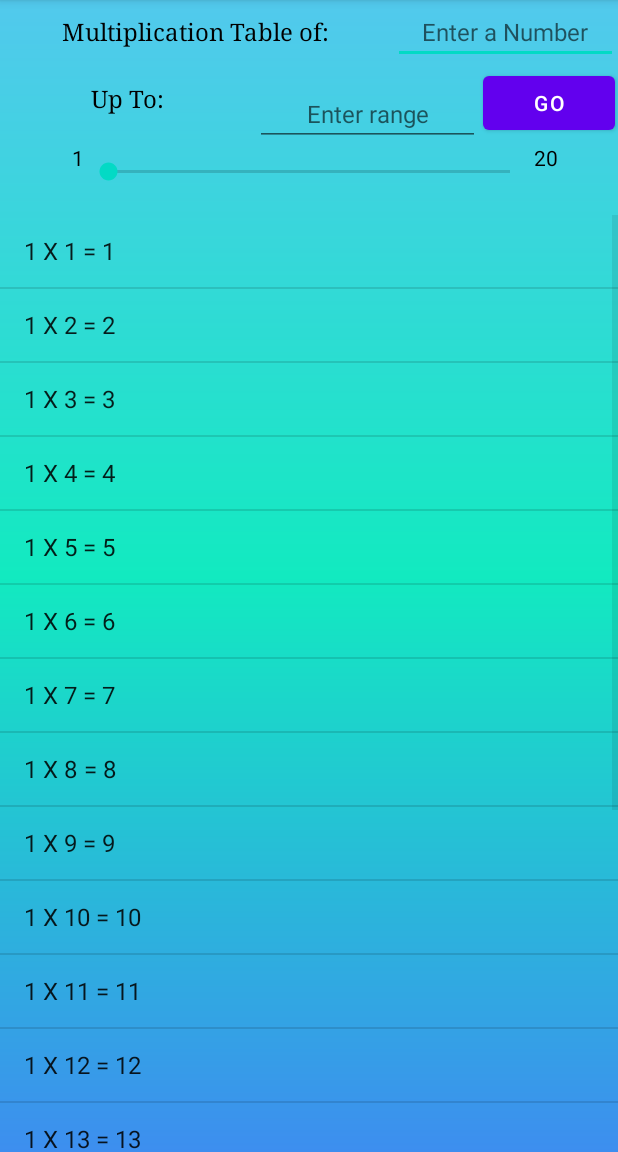
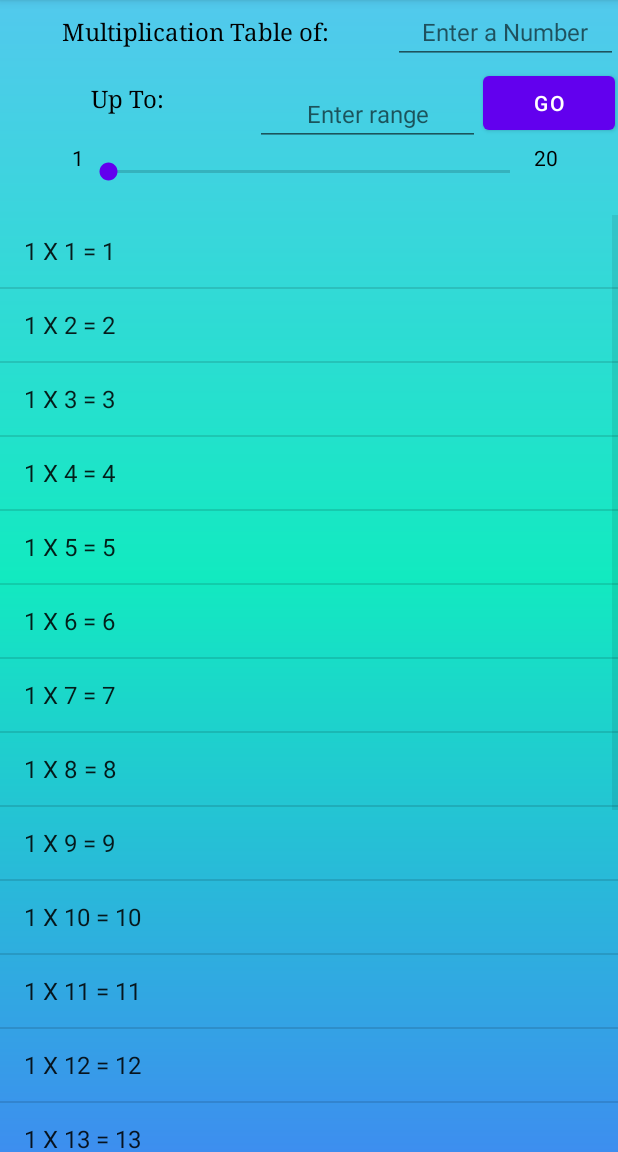
Before and after one commit to Aman1597/SeekTables, an Android app: the screen it shows after launch (MainActivity), after a tap on "GO", on a phone screen of 412 x 824 dp, the part 84-1236 px from its top. Run offline under Robolectric (Android 15) with nearby library versions, the phone set to English and light mode, and no system bars; 2 statements that could not run were skipped.

Commit message:
Bug fix, UI improved

```diff
--- a/app/src/main/java/com/example/seektables/MainActivity.java
+++ b/app/src/main/java/com/example/seektables/MainActivity.java
@@ -4,17 +4,17 @@ import androidx.annotation.NonNull;
 import androidx.annotation.Nullable;
 import androidx.appcompat.app.AppCompatActivity;
 
-import android.graphics.Color;
 import android.os.Bundle;
-import android.view.Gravity;
 import android.view.View;
 import android.view.ViewGroup;
+import android.view.inputmethod.EditorInfo;
 import android.widget.ArrayAdapter;
 import android.widget.EditText;
+import android.widget.LinearLayout;
 import android.widget.ListView;
 import android.widget.SeekBar;
 import android.widget.TextView;
-import android.widget.Toast;
+import android.view.inputmethod.InputMethodManager;
 
 import java.util.ArrayList;
 import java.util.Random;
@@ -23,6 +23,7 @@ public class MainActivity extends AppCompatActivity {
     int num1=1, num2 = 20;
     Random rand = new Random();
     ListView myListView;
+    LinearLayout LLV;
     ArrayList<String> table = new ArrayList<>();
     ArrayAdapter<String> arrayAdapter;
     SeekBar seekBar;
@@ -38,8 +39,12 @@ public class MainActivity extends AppCompatActivity {
         seekBar = findViewById(R.id.seekBar);
         lowerLimit = findViewById(R.id.lowerLimit);
         upperLimit = findViewById(R.id.upperLimit);
+        LLV= findViewById(R.id.LLparent);
         ed1=findViewById(R.id.editTextNumber);
         ed2=findViewById(R.id.editTextNumber2);
+        ed1.setFocusableInTouchMode(true);
+        ed2.setFocusableInTouchMode(true);
+
         arrayAdapter = new ArrayAdapter<String>(this, android.R.layout.simple_list_item_1, table){
             @NonNull
             @Override
@@ -76,9 +81,19 @@ public class MainActivity extends AppCompatActivity {
             }
         });
     }
+
+    private void hideKeybaord(View v) {
+
+        InputMethodManager inputMethodManager = (InputMethodManager)getSystemService(INPUT_METHOD_SERVICE);
+        inputMethodManager.hideSoftInputFromWindow(v.getApplicationWindowToken(),0);
+    }
+
     public void printTable(View view){
         num1 = Integer.parseInt( ed1.getText().toString());
         num2 = Integer.parseInt( ed2.getText().toString());
+        ed2.onEditorAction(EditorInfo.IME_ACTION_DONE);
+        hideKeybaord(view);
+
         if(num1>=1 && num1<=20){
             int p = num1-1;
             seekBar.setProgress(p);
--- a/app/src/main/res/layout/activity_main.xml
+++ b/app/src/main/res/layout/activity_main.xml
@@ -13,6 +13,8 @@
         android:layout_height="wrap_content"
         android:orientation="vertical"
         android:paddingBottom="20dp"
+        android:focusable="true"
+        android:focusableInTouchMode="true"
         app:layout_constraintEnd_toEndOf="parent"
         app:layout_constraintHorizontal_bias="0.5"
         app:layout_constraintStart_toStartOf="parent"
@@ -44,6 +46,8 @@
                 android:layout_width="150dp"
                 android:layout_height="wrap_content"
                 android:ems="10"
+                android:focusable="false"
+                android:focusableInTouchMode="true"
                 android:gravity="center"
                 android:hint="@string/hint1"
                 android:inputType="number"
@@ -79,6 +83,8 @@
                 android:layout_height="wrap_content"
                 android:layout_marginTop="10dp"
                 android:ems="10"
+                android:focusable="false"
+                android:focusableInTouchMode="true"
                 android:gravity="center"
                 android:hint="@string/hint2"
                 android:inputType="number"
@@ -123,6 +129,7 @@
                 android:layout_width="300dp"
                 android:layout_height="wrap_content"
                 android:layout_marginTop="10dp"
+                android:thumbTint="@color/purple_500"
                 app:layout_constraintEnd_toStartOf="@id/upperLimit"
                 app:layout_constraintHorizontal_bias="0.504"
                 app:layout_constraintStart_toEndOf="@id/lowerLimit"
--- a/app/src/main/res/values/themes.xml
+++ b/app/src/main/res/values/themes.xml
@@ -6,7 +6,8 @@
         <item name="colorPrimaryVariant">@color/purple_700</item>
         <item name="colorOnPrimary">@color/white</item>
         <!-- Secondary brand color. -->
-        <item name="colorSecondary">@color/teal_200</item>
+<!--        <item name="colorSecondary">@color/teal_200</item>-->
+        <item name="colorSecondary">@color/purple_500</item>
         <item name="colorSecondaryVariant">@color/teal_700</item>
         <item name="colorOnSecondary">@color/black</item>
         <!-- Status bar color. -->
```
